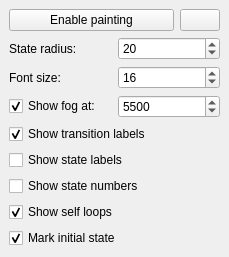
mCRL2org/mCRL2, file tools/release/ltsgraph/glwidget.ui: the form before one commit.
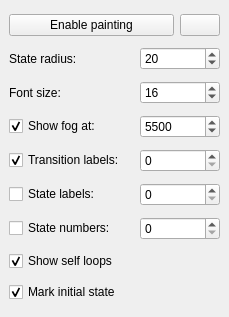
The form after the commit.

```diff
--- a/tools/release/ltsgraph/glwidget.ui
+++ b/tools/release/ltsgraph/glwidget.ui
@@ -7,12 +7,11 @@
     <x>0</x>
     <y>0</y>
     <width>229</width>
-    <height>236</height>
+    <height>317</height>
    </rect>
   </property>
   <property name="font">
    <font>
-    <weight>75</weight>
     <bold>true</bold>
    </font>
   </property>
@@ -22,7 +21,6 @@
   <widget class="QWidget" name="dockWidgetContents">
    <property name="font">
     <font>
-     <weight>50</weight>
      <bold>false</bold>
     </font>
    </property>
@@ -71,6 +69,18 @@
       </item>
       <item>
        <widget class="QSpinBox" name="spinRadius">
+        <property name="sizePolicy">
+         <sizepolicy hsizetype="Fixed" vsizetype="Fixed">
+          <horstretch>0</horstretch>
+          <verstretch>0</verstretch>
+         </sizepolicy>
+        </property>
+        <property name="minimumSize">
+         <size>
+          <width>80</width>
+          <height>0</height>
+         </size>
+        </property>
         <property name="minimum">
          <number>1</number>
         </property>
@@ -95,6 +105,18 @@
       </item>
       <item>
        <widget class="QSpinBox" name="spinFontSize">
+        <property name="sizePolicy">
+         <sizepolicy hsizetype="Fixed" vsizetype="Fixed">
+          <horstretch>0</horstretch>
+          <verstretch>0</verstretch>
+         </sizepolicy>
+        </property>
+        <property name="minimumSize">
+         <size>
+          <width>80</width>
+          <height>0</height>
+         </size>
+        </property>
         <property name="minimum">
          <number>1</number>
         </property>
@@ -122,6 +144,18 @@
       </item>
       <item>
        <widget class="QSpinBox" name="spinFog">
+        <property name="sizePolicy">
+         <sizepolicy hsizetype="Fixed" vsizetype="Fixed">
+          <horstretch>0</horstretch>
+          <verstretch>0</verstretch>
+         </sizepolicy>
+        </property>
+        <property name="minimumSize">
+         <size>
+          <width>80</width>
+          <height>0</height>
+         </size>
+        </property>
         <property name="maximum">
          <number>10000</number>
         </property>
@@ -136,31 +170,91 @@
      </layout>
     </item>
     <item>
+     <layout class="QHBoxLayout" name="horizontalLayout_5">
+      <item>
      <widget class="QCheckBox" name="cbTransitionLabels">
       <property name="text">
-       <string>Show transition labels</string>
+         <string>Transition labels:</string>
       </property>
       <property name="checked">
        <bool>true</bool>
       </property>
      </widget>
     </item>
+      <item>
+       <widget class="QSpinBox" name="sb_transLabels">
+        <property name="sizePolicy">
+         <sizepolicy hsizetype="Fixed" vsizetype="Fixed">
+          <horstretch>0</horstretch>
+          <verstretch>0</verstretch>
+         </sizepolicy>
+        </property>
+        <property name="minimumSize">
+         <size>
+          <width>80</width>
+          <height>0</height>
+         </size>
+        </property>
+       </widget>
+      </item>
+     </layout>
+    </item>
+    <item>
+     <layout class="QHBoxLayout" name="horizontalLayout_6">
     <item>
      <widget class="QCheckBox" name="cbStateLabels">
       <property name="text">
-       <string>Show state labels</string>
+         <string>State labels:</string>
       </property>
       <property name="checked">
        <bool>false</bool>
       </property>
      </widget>
     </item>
+      <item>
+       <widget class="QSpinBox" name="sb_stateLabels">
+        <property name="sizePolicy">
+         <sizepolicy hsizetype="Fixed" vsizetype="Fixed">
+          <horstretch>0</horstretch>
+          <verstretch>0</verstretch>
+         </sizepolicy>
+        </property>
+        <property name="minimumSize">
+         <size>
+          <width>80</width>
+          <height>0</height>
+         </size>
+        </property>
+       </widget>
+      </item>
+     </layout>
+    </item>
+    <item>
+     <layout class="QHBoxLayout" name="horizontalLayout_7">
     <item>
      <widget class="QCheckBox" name="cbStateNumbers">
       <property name="text">
-       <string>Show state numbers</string>
-      </property>
-     </widget>
+         <string>State numbers:</string>
+        </property>
+       </widget>
+      </item>
+      <item>
+       <widget class="QSpinBox" name="sb_stateNumbers">
+        <property name="sizePolicy">
+         <sizepolicy hsizetype="Fixed" vsizetype="Fixed">
+          <horstretch>0</horstretch>
+          <verstretch>0</verstretch>
+         </sizepolicy>
+        </property>
+        <property name="minimumSize">
+         <size>
+          <width>80</width>
+          <height>0</height>
+         </size>
+        </property>
+       </widget>
+      </item>
+     </layout>
     </item>
     <item>
      <widget class="QCheckBox" name="cbSelfLoops">
```
Lines whose indentation alone changed are shown as unchanged.
